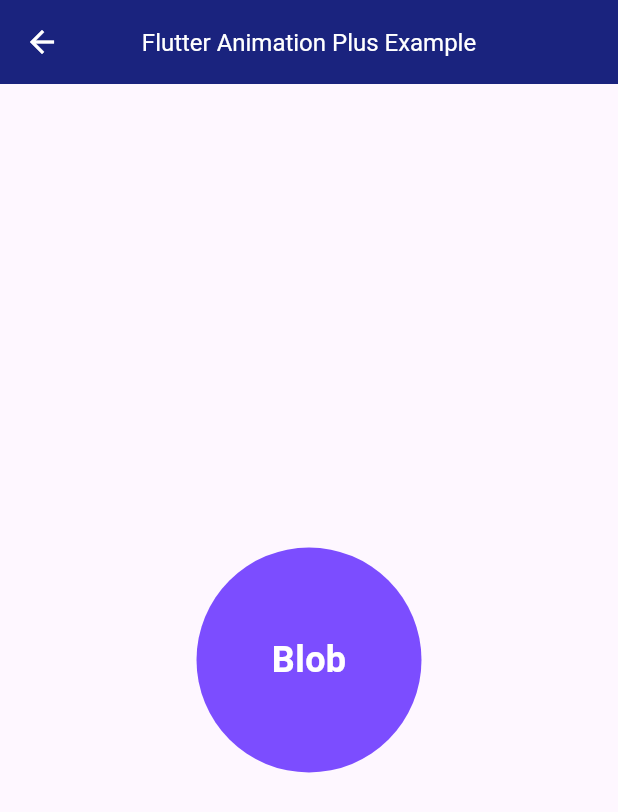
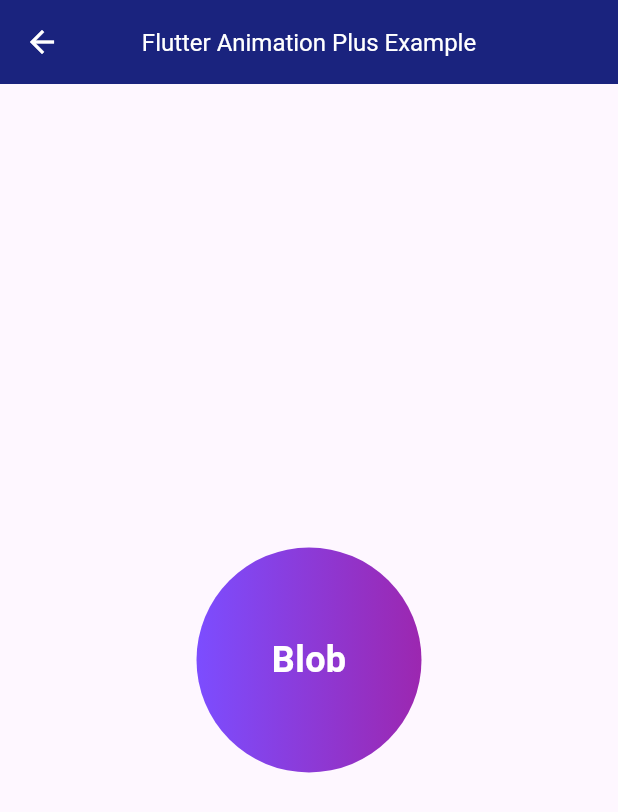
Before and after one commit to Shehryar-dev/useful_packages, a Flutter app: the FlutterAnimationPlusExample screen opened directly, on a phone screen of 412 x 824 dp. Shown: the top 812 px of the screen. Run offline on Flutter 3.47's test engine with Material 3 defaults, Android fonts, the phone set to English and light mode, and no system bars; our stand-ins replace animate_do, animated_list_plus, device_preview, flutter_animate, flutter_rating_bar, flutter_staggered_animations and 4 more; missing offline and left inert: feedback, flutter_animation_plus.

Commit message:
Code Update

```diff
--- a/lib/packages/11_flutter_animation_plus/flutter_animation_plus.dart
+++ b/lib/packages/11_flutter_animation_plus/flutter_animation_plus.dart
@@ -21,7 +21,10 @@ class FlutterAnimationPlusExample extends StatelessWidget {
             width: 150,
             height: 150,
             decoration: BoxDecoration(
-              color: Colors.deepPurpleAccent,
+              gradient: LinearGradient(colors: [
+                Colors.deepPurpleAccent,
+                Colors.purple
+              ]),
               borderRadius: BorderRadius.circular(75),
             ),
             child: const Center(
```
